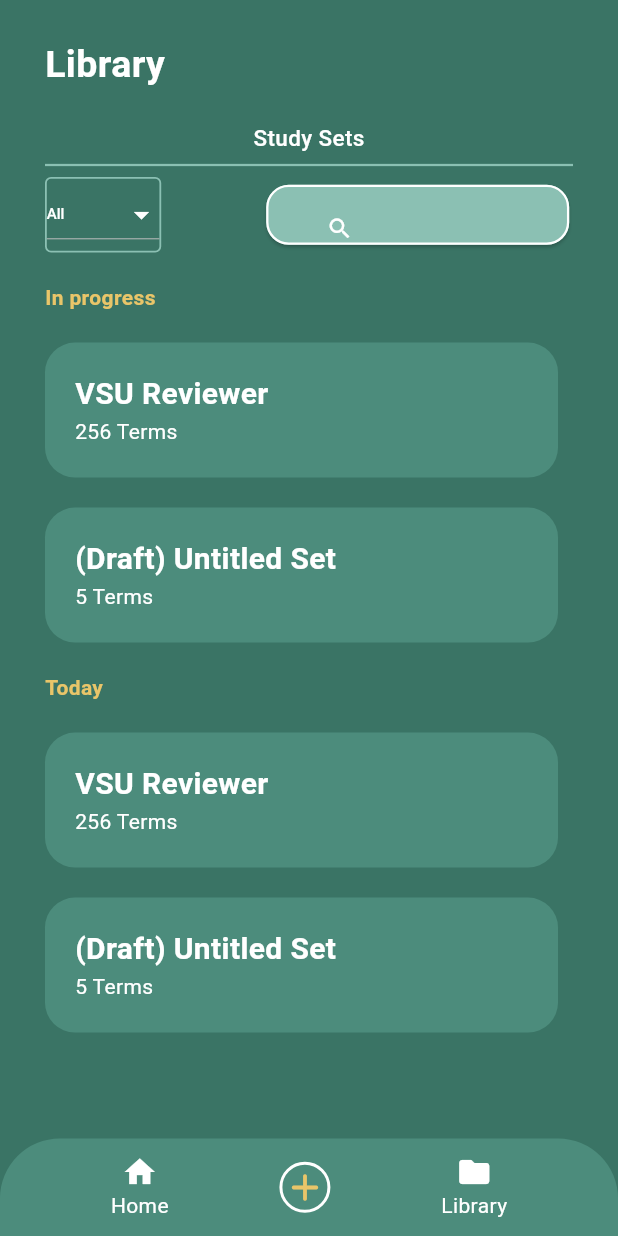
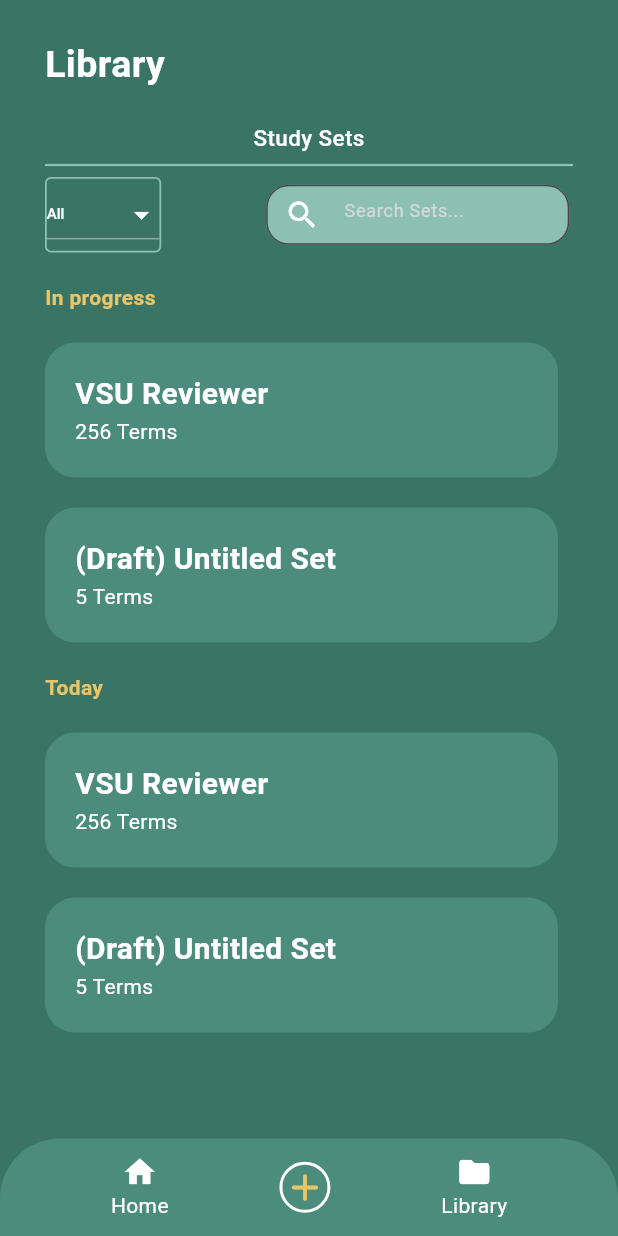
Before and after one commit to KaelNierras/vis_can_learn, a Flutter app: the LibraryScreen screen opened directly, on a phone screen of 412 x 824 dp. Run offline on Flutter 3.47's test engine with Material 3 defaults, Android fonts, the light colour scheme and no system bars; our stand-ins replace firebase_core, flutter_native_splash, flutter_slidable, shared_preferences; accounts and stored records are empty.

Commit message:
goto Function updates

```diff
--- a/lib/features/dashboard/views/library_screen.dart
+++ b/lib/features/dashboard/views/library_screen.dart
@@ -77,15 +77,15 @@ class _LibraryScreenState extends State<LibraryScreen> {
             ),
             addVerticalSpace(25),
             Expanded(
-              child: Container(
+              child: SizedBox(
                 width: MediaQuery.of(context).size.width,
                 child: Column(
                   mainAxisAlignment: MainAxisAlignment.start,
                   crossAxisAlignment: CrossAxisAlignment.start,
                   children: [
-                    Padding(
-                      padding: const EdgeInsets.only(left: 30.0),
-                      child: const Text(
+                    const Padding(
+                      padding: EdgeInsets.only(left: 30.0),
+                      child: Text(
                         "Library",
                         style: TextStyle(
                           color: Colors.white,
@@ -94,10 +94,10 @@ class _LibraryScreenState extends State<LibraryScreen> {
                         ),
                       ),
                     ),
-                    Padding(
-                      padding: const EdgeInsets.only(top: 20.0),
+                    const Padding(
+                      padding: EdgeInsets.only(top: 20.0),
                       child: Center(
-                        child: const Text(
+                        child: Text(
                           "Study Sets",
                           style: TextStyle(
                             color: Colors.white,
@@ -107,7 +107,7 @@ class _LibraryScreenState extends State<LibraryScreen> {
                         ),
                       ),
                     ),
-                    Divider(
+                    const Divider(
                       indent: 30,
                       endIndent: 30,
                       color: lightGreen,
@@ -116,7 +116,7 @@ class _LibraryScreenState extends State<LibraryScreen> {
 
                     Row(
                       children: [
-                        SizedBox(width: 30),
+                        const SizedBox(width: 30),
 
                         Container(
                           decoration: BoxDecoration(
@@ -134,14 +134,14 @@ class _LibraryScreenState extends State<LibraryScreen> {
                               });
                             },
                             dropdownColor: Colors.grey[800], // Set the background color of the dropdown menu
-                            style: TextStyle(color: Colors.white), // Set the text color of the dropdown button
-                            icon: Icon(Icons.arrow_drop_down, color: Colors.white), // Set the color of the dropdown icon
+                            style: const TextStyle(color: Colors.white), // Set the text color of the dropdown button
+                            icon: const Icon(Icons.arrow_drop_down, color: Colors.white), // Set the color of the dropdown icon
                             items: <String>['All', 'In Progress', 'Today'].map<DropdownMenuItem<String>>((String value) {
                               return DropdownMenuItem<String>(
                                 value: value,
                                 child: Text(
                                   value,
-                                  style: TextStyle(
+                                  style: const TextStyle(
                                     color: Colors.white, // Set the text color of the dropdown choices
                                     fontSize: 10,
                                     fontWeight: FontWeight.w500,
@@ -152,42 +152,30 @@ class _LibraryScreenState extends State<LibraryScreen> {
                           ),
                         ),
 
-                        SizedBox(width: 70),
+                        const SizedBox(width: 70),
 
                         Column(
                           children: [
                             SizedBox(
                               height: 40,
                               width: MediaQuery.of(context).size.width - 210,
-                              child: ElevatedButton(
-                                onPressed: Search,
-                                style: ButtonStyle(
-                                  backgroundColor:
-                                      MaterialStateProperty.all(lightGreen),
-                                  side: MaterialStateProperty.all(
-                                      const BorderSide(
-                                          color: Colors.white, width: 1.5)),
-                                  shape: MaterialStateProperty.all(
-                                      RoundedRectangleBorder(
-                                    borderRadius: BorderRadius.circular(
-                                        15), // Set the border radius here
-                                  )),
+                              child: TextField(
+                                style: const TextStyle(color: Color.fromARGB(244, 218, 218, 218), fontSize: 12),
+                                decoration: InputDecoration(
+                                  prefixIcon: const Icon(Icons.search, color: Colors.white),
+                                  border: OutlineInputBorder(
+                                    borderRadius: BorderRadius.circular(15),
+                                    borderSide: const BorderSide(color: Colors.white, width: 1.5),
+                                  ),
+                                  filled: true,
+                                  fillColor: lightGreen,
+                                  hintText: 'Search Sets...',
+                                  hintStyle: const TextStyle(color: Color.fromARGB(244, 218, 218, 218), fontSize: 12),
                                 ),
-                                child: const Row(
-                                  children: [
-                                    Icon(
-                                      Icons.search,
-                                    ),
-                                    Text(
-                                      'Search Sets...',
-                                      style: TextStyle(
-                                        color:
-                                            Color.fromARGB(244, 218, 218, 218),
-                                        fontSize: 12,
-                                      ),
-                                    ),
-                                  ],
-                                ),
+                                onSubmitted: (value) {
+                                  // Call your search function here
+                                  // Search(value);
+                                },
                               ),
                             )
                           ],
@@ -195,9 +183,9 @@ class _LibraryScreenState extends State<LibraryScreen> {
                       ],
                     ),
 
-                    Padding(
-                      padding: const EdgeInsets.only(left: 30.0, top: 20, bottom: 20),
-                      child: const Text(
+                    const Padding(
+                      padding: EdgeInsets.only(left: 30.0, top: 20, bottom: 20),
+                      child: Text(
                         "In progress",
                         style: TextStyle(
                           color: orange,
@@ -244,9 +232,9 @@ class _LibraryScreenState extends State<LibraryScreen> {
                       }).toList(),
                     ),
 
-                    Padding(
-                      padding: const EdgeInsets.only(left: 30.0, bottom: 20),
-                      child: const Text(
+                    const Padding(
+                      padding: EdgeInsets.only(left: 30.0, bottom: 20),
+                      child: Text(
                         "Today",
                         style: TextStyle(
                           color: orange,
```
Also changed, not shown: lib/features/dashboard/views/cards_screen.dart (+25 -10 lines), lib/features/dashboard/views/dashboard_screen.dart (+34 -13 lines), lib/features/dashboard/views/full_card_view.dart (+14 -6 lines), lib/features/dashboard/views/search_screen.dart (+35 -37 lines), lib/main.dart (+5 -5 lines), lib/features/authentication/views/email_verification.dart (renamed from lib/features/dashboard/views/email_verification.dart), lib/features/authentication/views/forgot_password.dart (renamed from lib/features/dashboard/views/forgot_password.dart), lib/features/authentication/views/login_screen.dart (renamed from lib/features/login/views/login_screen.dart), lib/features/authentication/views/reset_password.dart (renamed from lib/features/dashboard/views/reset_password.dart).
